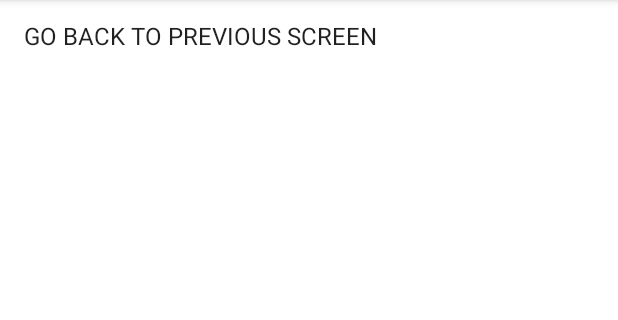
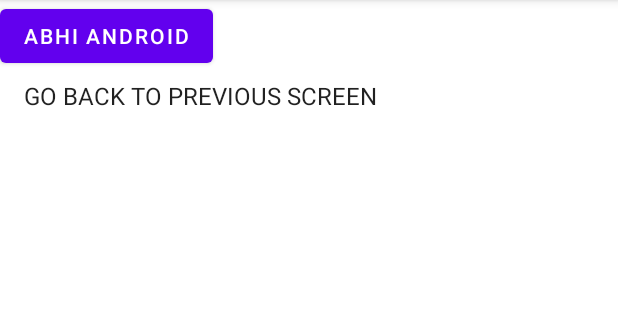
Before and after one commit to crekhari/AndroidChessApp, an Android app: the RecordController screen opened directly, with no data from a screen before it, after a tap on "GO BACK TO PREVIOUS SCREEN", on a phone screen of 412 x 824 dp, the part 84-404 px from its top. Run offline under Robolectric (Android 15) with nearby library versions, the phone set to English and light mode, and no system bars.

Commit message:
fixed xml

```diff
--- a/app/src/main/java/com/example/androidchess52/RecordController.java
+++ b/app/src/main/java/com/example/androidchess52/RecordController.java
@@ -21,23 +21,24 @@ import com.example.androidchess52.record.Record;
 public class RecordController extends AppCompatActivity {
 
     public ArrayList<Record> recordList;
+    ArrayList<String> arrayList;
 
     @Override
     protected void onCreate(Bundle savedInstanceState) {
         super.onCreate(savedInstanceState);
         setContentView(R.layout.record);
         final ListView list = findViewById(R.id.list);
-        ArrayList<String> arrayList = new ArrayList<>();
+        arrayList = new ArrayList<>();
         arrayList.add("GO BACK TO PREVIOUS SCREEN");
         ArrayAdapter<String> arrayAdapter = new ArrayAdapter<String>(this, android.R.layout.simple_list_item_1, arrayList);
         list.setAdapter(arrayAdapter);
         try {
-            this.recordList.add(new Record("GO BACK TO PREVIOUS SCREEN"));
+            //this.recordList.add(new Record("GO BACK TO PREVIOUS SCREEN"));
         } catch (Exception e) {
             System.out.println("exception");
             if (e instanceof EOFException)
                 this.recordList = new ArrayList<Record>();
-            this.recordList.add(new Record("GO BACK TO PREVIOUS SCREEN"));
+
         }
 
 
@@ -46,7 +47,12 @@ public class RecordController extends AppCompatActivity {
             public void onItemClick(AdapterView<?> parent, View view, int position, long id) {
                 String clickedItem=(String) list.getItemAtPosition(position);
                 Toast.makeText(RecordController.this,clickedItem,Toast.LENGTH_LONG).show();
+                System.out.println(clickedItem);
             }
         });
     }
+
+    public void addRecording(Record r){
+        recordList.add(r);
+    }
 }
--- a/app/src/main/res/layout/record.xml
+++ b/app/src/main/res/layout/record.xml
@@ -5,10 +5,16 @@
     android:layout_width="match_parent"
     android:layout_height="match_parent"
     tools:context=".RecordController">
-
+        <Button
+            android:id="@+id/simpleButton"
+            android:layout_width="wrap_content"
+            android:layout_height="wrap_content"
+            android:text="Abhi Android"
+            tools:ignore="MissingConstraints" />
         <LinearLayout
             android:layout_width = "match_parent"
             android:layout_height = "match_parent"
+            android:paddingTop="40dp"
             android:orientation = "vertical">
                 <ListView
                     android:id = "@+id/list"
```
Also changed, not shown: app/src/main/java/com/example/androidchess52/record/Record.java (+13 -1 lines).
